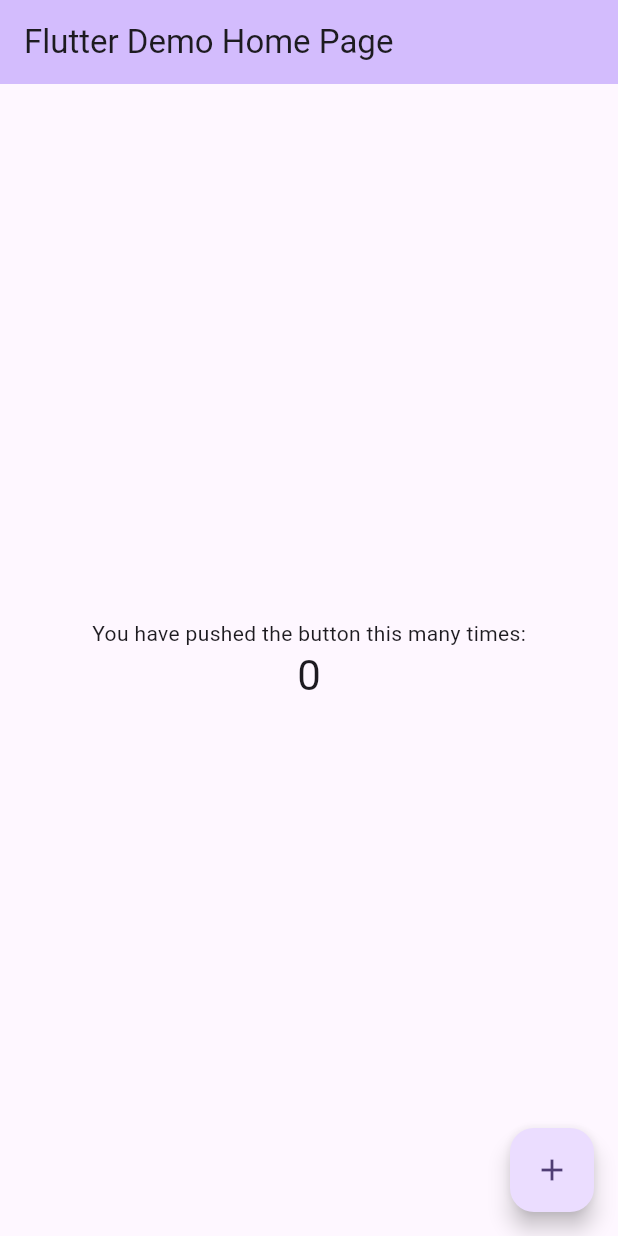
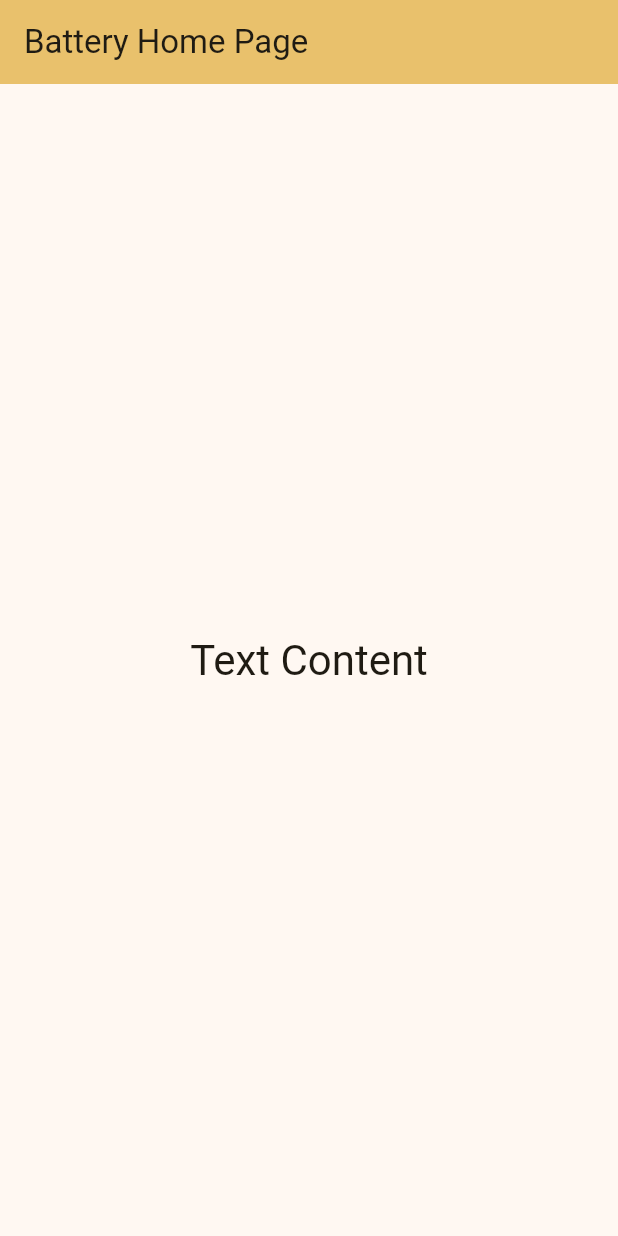
Before and after one commit to kosratdev/flutter-battery-app, a Flutter app: the screen it shows after launch, on a phone screen of 412 x 824 dp. Run offline on Flutter 3.47's test engine with Material 3 defaults, Android fonts, the phone set to English and light mode, and no system bars.

Commit message:
Update folder structure and remove unnecessary codes

```diff
--- a/lib/main.dart
+++ b/lib/main.dart
@@ -1,70 +1,23 @@
+import 'package:battery_app/screens/battery_screen.dart';
 import 'package:flutter/material.dart';
 
 void main() {
-  runApp(const MyApp());
+  runApp(const BatteryApp());
 }
 
-class MyApp extends StatelessWidget {
-  const MyApp({super.key});
+class BatteryApp extends StatelessWidget {
+  const BatteryApp({super.key});
 
   // This widget is the root of your application.
   @override
   Widget build(BuildContext context) {
     return MaterialApp(
-      title: 'Flutter Demo',
+      title: 'Battery App',
       theme: ThemeData(
-        colorScheme: ColorScheme.fromSeed(seedColor: Colors.deepPurple),
+        colorScheme: ColorScheme.fromSeed(seedColor: Colors.amber),
         useMaterial3: true,
       ),
-      home: const MyHomePage(title: 'Flutter Demo Home Page'),
+      home: const BatteryScreen(title: 'Battery Home Page'),
     );
   }
 }
-
-class MyHomePage extends StatefulWidget {
-  const MyHomePage({super.key, required this.title});
-
-  final String title;
-
-  @override
-  State<MyHomePage> createState() => _MyHomePageState();
-}
-
-class _MyHomePageState extends State<MyHomePage> {
-  int _counter = 0;
-
-  void _incrementCounter() {
-    setState(() {
-      _counter++;
-    });
-  }
-
-  @override
-  Widget build(BuildContext context) {
-    return Scaffold(
-      appBar: AppBar(
-        backgroundColor: Theme.of(context).colorScheme.inversePrimary,
-        title: Text(widget.title),
-      ),
-      body: Center(
-        child: Column(
-          mainAxisAlignment: MainAxisAlignment.center,
-          children: <Widget>[
-            const Text(
-              'You have pushed the button this many times:',
-            ),
-            Text(
-              '$_counter',
-              style: Theme.of(context).textTheme.headlineMedium,
-            ),
-          ],
-        ),
-      ),
-      floatingActionButton: FloatingActionButton(
-        onPressed: _incrementCounter,
-        tooltip: 'Increment',
-        child: const Icon(Icons.add),
-      ),
-    );
-  }
-}
--- /dev/null
+++ b/lib/screens/battery_screen.dart
@@ -0,0 +1,33 @@
+import 'package:flutter/material.dart';
+
+class BatteryScreen extends StatefulWidget {
+  const BatteryScreen({super.key, required this.title});
+
+  final String title;
+
+  @override
+  State<BatteryScreen> createState() => _MyHomePageState();
+}
+
+class _MyHomePageState extends State<BatteryScreen> {
+  @override
+  Widget build(BuildContext context) {
+    return Scaffold(
+      appBar: AppBar(
+        title: Text(widget.title),
+        backgroundColor: Theme.of(context).colorScheme.inversePrimary,
+      ),
+      body: Center(
+        child: Column(
+          mainAxisAlignment: MainAxisAlignment.center,
+          children: <Widget>[
+            Text(
+              'Text Content',
+              style: Theme.of(context).textTheme.headlineMedium,
+            ),
+          ],
+        ),
+      ),
+    );
+  }
+}
```
